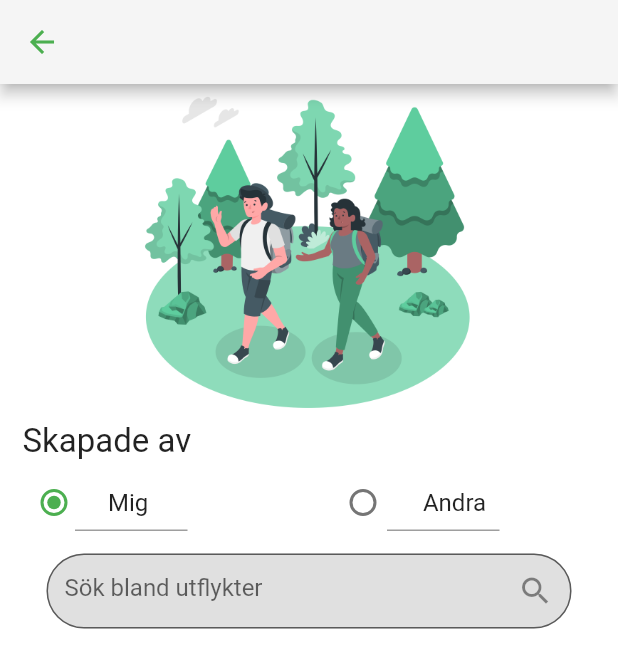
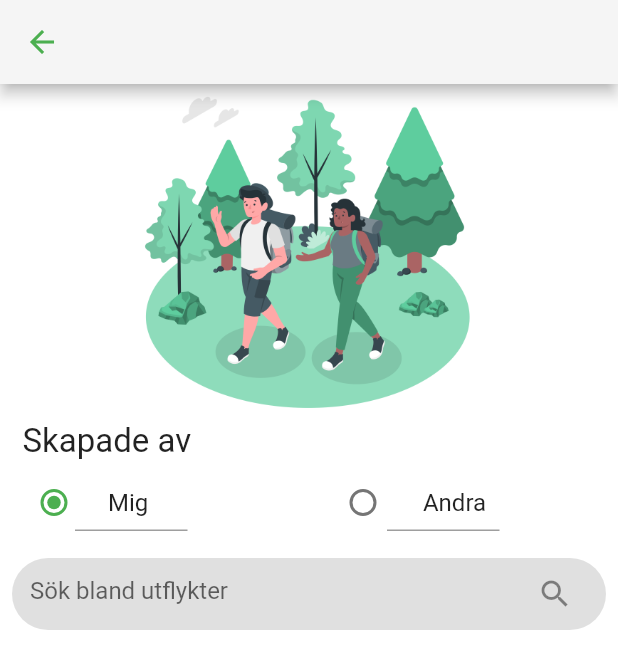
Before and after one commit to maxNyst/FAUNAtic_FrontEnd, a Flutter app: the SavedExcursionsScreen screen opened by its route, on a phone screen of 412 x 824 dp. Shown: the top 669 px of the screen. Run offline on Flutter 3.47's test engine with Material 2 defaults, Android fonts, the phone set to English and light mode, and no system bars; our stand-ins replace cloud_firestore, firebase_auth, firebase_core, flutter_speed_dial, google_fonts, google_maps_flutter and 2 more; missing offline and left inert: dart:ffi; accounts and stored records are empty.

Commit message:
Changed search and textfield to be similar

```diff
--- a/lib/Screens/Lecture/lecture_screen.dart
+++ b/lib/Screens/Lecture/lecture_screen.dart
@@ -40,13 +40,13 @@ class _LecturesScreenState extends State<LecturesScreen> {
                 mainAxisAlignment: MainAxisAlignment.spaceEvenly,
                 children: [
                   ClipRRect(
-                    borderRadius: BorderRadius.all(Radius.circular(10.0)),
+                    borderRadius: BorderRadius.all(Radius.circular(30.0)),
                     child: TextField(
                       decoration: InputDecoration(
                           hintText: 'Namnge din exkursion',
                           border: InputBorder.none,
-                          contentPadding: EdgeInsets.symmetric(horizontal: 12),
-                          fillColor: Colors.blueGrey.shade100,
+                          contentPadding: EdgeInsets.symmetric(horizontal: 20),
+                          fillColor: Colors.grey.shade300,
                           filled: true),
                     ),
                   ),
--- a/lib/Screens/Saved Excursions/saved_excursions_screen.dart
+++ b/lib/Screens/Saved Excursions/saved_excursions_screen.dart
@@ -50,22 +50,29 @@ class SavedExcursionsScreen extends StatelessWidget {
               ],
             ),
             Padding(
-              padding: const EdgeInsets.only(top: 5),
-              child: SizedBox(
-                width: 350,
-                height: 50,
-                child: TextField(
-                  decoration: InputDecoration(
-                      fillColor: Colors.grey.shade300,
-                      filled: true,
-                      border: OutlineInputBorder(
-                        borderRadius: const BorderRadius.all(
-                          Radius.circular(50.0),
+              padding: const EdgeInsets.all(8.0),
+              child: Column(
+                mainAxisAlignment: MainAxisAlignment.spaceEvenly,
+                children: [
+                  ClipRRect(
+                    borderRadius: BorderRadius.all(Radius.circular(30.0)),
+                    child: TextField(
+                      decoration: InputDecoration(
+                        hintText: 'Sök bland utflykter',
+                        border: InputBorder.none,
+                        suffixIcon: Padding(
+                          padding: const EdgeInsets.only(right: 20),
+                          child: Icon(
+                            Icons.search,
+                          ),
                         ),
+                        fillColor: Colors.grey.shade300,
+                        filled: true,
                       ),
-                      hintText: 'Sök bland utflykter',
-                      suffixIcon: Icon(Icons.search)),
-                ),
+
+                    ),
+                  ),
+                ],
               ),
             ),
           ],
```
Also changed, not shown: lib/Screens/SpeciesSearch/search_screen.dart (+24 -12 lines).
